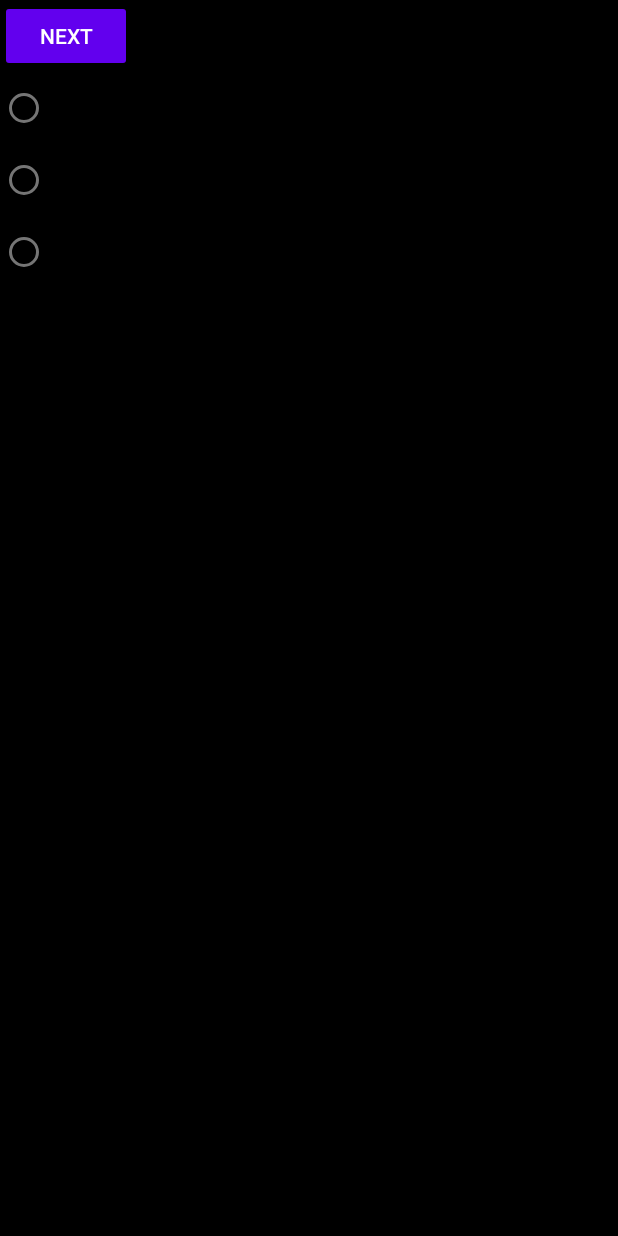
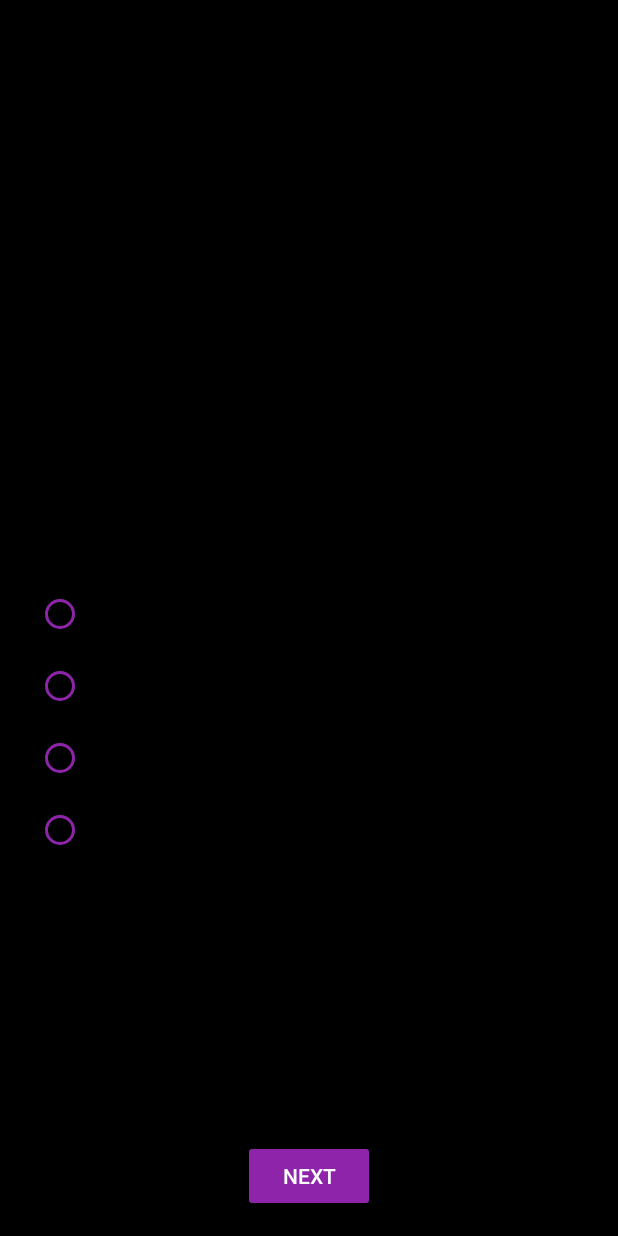
Before and after one commit to balji1/movie-app-mad, an Android app: the layout fragment_quiz.xml on its own in the app's theme, with its tools: preview values and no code run, on a phone screen of 412 x 824 dp. Run offline under Robolectric (Android 15) with nearby library versions, the light colour scheme and no system bars.

Commit message:
Add Viewmodel - Bind view model and bind data to it

```diff
--- a/app/src/main/res/layout/fragment_quiz.xml
+++ b/app/src/main/res/layout/fragment_quiz.xml
@@ -1,91 +1,102 @@
 <?xml version="1.0" encoding="utf-8"?>
 <layout xmlns:android="http://schemas.android.com/apk/res/android"
     xmlns:app="http://schemas.android.com/apk/res-auto"
-    xmlns:tools="http://schemas.android.com/tools"
-    android:layout_width="match_parent"
-    android:layout_height="match_parent"
-    tools:context=".QuizFragment">
+    xmlns:tools="http://schemas.android.com/tools">
+
 
     <data>
+
         <variable
-            name="index"
-            type="Integer" />
-        <variable
-            name="questionsCount"
-            type="Integer" />
-        <variable
-            name="question"
-            type="com.example.movieapp.model.Question" />
+            name="quizViewModel"
+            type="com.example.movieapp.QuizViewModel" />
     </data>
 
     <androidx.constraintlayout.widget.ConstraintLayout
-        android:background="@color/black"
-        android:id="@+id/constaintLayout"
+        android:id="@+id/constraintLayout"
         android:layout_width="match_parent"
         android:layout_height="match_parent"
+        android:background="@color/black"
         tools:context=".QuizFragment">
 
         <TextView
             android:id="@+id/currentQuestionText"
             android:layout_width="wrap_content"
             android:layout_height="wrap_content"
-            android:textColor="@color/white"
-            android:text="@{String.format(@string/question_progress, index, questionsCount)}"
             android:layout_marginTop="16dp"
             android:layout_marginEnd="16dp"
-            android:layout_constraintEnd_toEndOf="parent"
-            android:layout_constraintTop_toTopOf="parent"
-            android:layout_marginRight="16dp" />
+            android:layout_marginRight="16dp"
+            android:text="@{String.format(@string/question_progress, quizViewModel.index +1, quizViewModel.questions.size())}"
+            android:textColor="@color/white"
+            app:layout_constraintEnd_toEndOf="parent"
+            app:layout_constraintTop_toTopOf="parent" />
 
         <TextView
             android:id="@+id/questionText"
             android:layout_width="0dp"
             android:layout_height="wrap_content"
-            android:layout_marginStart="100dp"
-            android:layout_marginLeft="100dp"
-            android:layout_marginTop="150dp"
-            android:text="@{question.questionText}"
+            android:layout_marginStart="16dp"
+            android:layout_marginEnd="16dp"
+            android:text="@{quizViewModel.currentQuestion.questionText}"
+            android:textColor="#FFFFFF"
+            app:layout_constraintBottom_toTopOf="@+id/answerBox"
+            app:layout_constraintEnd_toEndOf="parent"
             app:layout_constraintStart_toStartOf="parent"
             app:layout_constraintTop_toTopOf="parent" />
+
+        <TextView
+            android:id="@+id/txt_timer"
+            android:layout_width="wrap_content"
+            android:layout_height="wrap_content"
+            android:layout_marginTop="50dp"
+            android:text=""
+            android:textColor="#FFFFFF"
+            android:textSize="20sp"
+            app:layout_constraintEnd_toEndOf="parent"
+            app:layout_constraintStart_toStartOf="parent"
+            app:layout_constraintTop_toBottomOf="@+id/answerBox" />
 
         <RadioGroup
             android:id="@+id/answerBox"
             android:layout_width="0dp"
             android:layout_height="wrap_content"
-            android:layout_constraintBottom_toTopOf="@+id/btnNext"
-            android:layout_constraintTop_toBottomOf="@+id/questionText"
-            android:layout_constraintEnd_toEndOf="parent"
-            android:layout_constraintStart_toStartOf="parent"
-            android:layout_marginTop="250dp"
-            app:layout_constraintTop_toTopOf="parent">
+            android:layout_marginStart="24dp"
+            android:layout_marginEnd="24dp"
+            app:layout_constraintBottom_toTopOf="@+id/btnNext"
+            app:layout_constraintEnd_toEndOf="parent"
+            app:layout_constraintStart_toStartOf="parent"
+            app:layout_constraintTop_toBottomOf="@+id/questionText">
 
             <RadioButton
                 android:id="@+id/answer1"
                 android:layout_width="match_parent"
                 android:layout_height="wrap_content"
-                android:text="@{question.answers.get(0).answerText}"
-                android:textColor="@color/white" />
+                android:text="@{quizViewModel.currentQuestion.answers.get(0).answerText}"
+                android:textColor="@color/white"
+                app:buttonTint="#8E24AA" />
 
             <RadioButton
                 android:id="@+id/answer2"
                 android:layout_width="match_parent"
                 android:layout_height="wrap_content"
-                android:text="@{question.answers.get(1).answerText}"
-                android:textColor="@color/white" />
+                android:text="@{quizViewModel.currentQuestion.answers.get(1).answerText}"
+                android:textColor="@color/white"
+                app:buttonTint="#8E24AA" />
 
             <RadioButton
                 android:id="@+id/answer3"
                 android:layout_width="match_parent"
                 android:layout_height="wrap_content"
-                android:text="@{question.answers.get(2).answerText}"
-                android:textColor="@color/white" />
+                android:text="@{quizViewModel.currentQuestion.answers.get(2).answerText}"
+                android:textColor="@color/white"
+                app:buttonTint="#8E24AA" />
 
             <RadioButton
                 android:id="@+id/answer4"
                 android:layout_width="match_parent"
                 android:layout_height="wrap_content"
-                android:text="@{question.answers.get(3).answerText}"
-                android:textColor="@color/white" />
+                android:text="@{quizViewModel.currentQuestion.answers.get(3).answerText}"
+                android:textColor="@color/white"
+                app:buttonTint="#8E24AA" />
         </RadioGroup>
 
 
@@ -94,12 +105,12 @@
             style="@style/Widget.AppCompat.Button.Colored"
             android:layout_width="wrap_content"
             android:layout_height="wrap_content"
-            android:layout_constraintBottom_toBottomOf="parent"
-            android:layout_constraintEnd_toEndOf="parent"
-            android:layout_constraintStart_toStartOf="parent"
-            android:text="next"
-            tools:layout_editor_absoluteX="161dp"
-            tools:layout_editor_absoluteY="657dp" />
+            android:layout_marginBottom="16dp"
+            android:text="Next"
+            app:backgroundTint="#8E24AA"
+            app:layout_constraintBottom_toBottomOf="parent"
+            app:layout_constraintEnd_toEndOf="parent"
+            app:layout_constraintStart_toStartOf="parent" />
 
     </androidx.constraintlayout.widget.ConstraintLayout>
 
--- a/app/src/main/res/values/strings.xml
+++ b/app/src/main/res/values/strings.xml
@@ -2,4 +2,5 @@
     <string name="app_name">MovieApp</string>
     <!-- TODO: Remove or change this placeholder text -->
     <string name="hello_blank_fragment">Hello blank fragment</string>
+    <string name="question_progress">Question %d/%d</string>
 </resources>
```
Also changed, not shown: app/src/main/java/com/example/movieapp/EndQuizFragment.kt (+0 -40 lines), app/src/main/java/com/example/movieapp/QuizFragment.kt (+16 -38 lines), app/src/main/java/com/example/movieapp/QuizViewModel.kt (added, +47 -0 lines), app/src/main/java/com/example/movieapp/fragments/HomeFragment.kt (+1 -6 lines), app/src/main/res/layout/fragment_end_quiz.xml (+40 -41 lines), app/src/main/res/menu/menu.xml (+7 -2 lines), app/src/main/res/navigation/main_nav.xml (+18 -0 lines).
